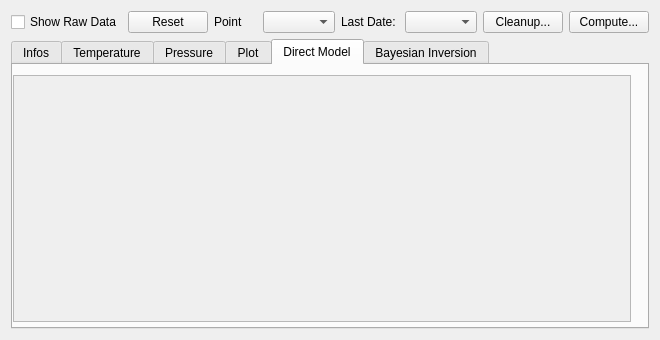
Qt form molonari_data/molonaviz/datapointview.ui (leamailhol/MOLO-projet-interface) before a commit.
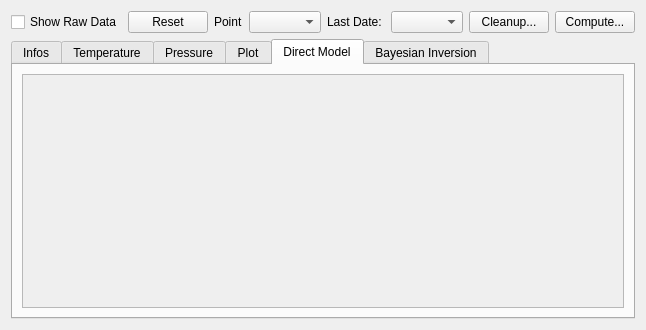
The same form after that commit. Icons and pictures are not drawn.

What changed in the file:
```diff
--- a/molonari_data/molonaviz/datapointview.ui
+++ b/molonari_data/molonaviz/datapointview.ui
@@ -6,9 +6,8 @@
    <rect>
     <x>0</x>
     <y>0</y>
-
-    <width>660</width>
-    <height>340</height>
+    <width>554</width>
+    <height>330</height>
    </rect>
   </property>
   <property name="windowTitle">
@@ -216,15 +215,9 @@
       <attribute name="title">
        <string>Direct Model</string>
       </attribute>
+      <layout class="QGridLayout" name="gridLayout_6">
+       <item row="0" column="0">
       <widget class="QScrollArea" name="scrollArea_5">
-       <property name="geometry">
-        <rect>
-         <x>0</x>
-         <y>10</y>
-         <width>618</width>
-         <height>247</height>
-        </rect>
-       </property>
        <property name="widgetResizable">
         <bool>true</bool>
        </property>
@@ -233,13 +226,15 @@
          <rect>
           <x>0</x>
           <y>0</y>
-          <width>616</width>
-          <height>245</height>
-         </rect>
-        </property>
-        <layout class="QVBoxLayout" name="layoutMeasuresTemp_3"/>
-       </widget>
-      </widget>
+            <width>522</width>
+            <height>256</height>
+           </rect>
+          </property>
+          <layout class="QVBoxLayout" name="layoutDirect"/>
+         </widget>
+        </widget>
+       </item>
+      </layout>
      </widget>
      <widget class="QWidget" name="tabInversion">
       <attribute name="title">
```
Left out of the diff: 9 changed lines with no effect on the pictures. Lines whose indentation alone changed are shown as unchanged.
